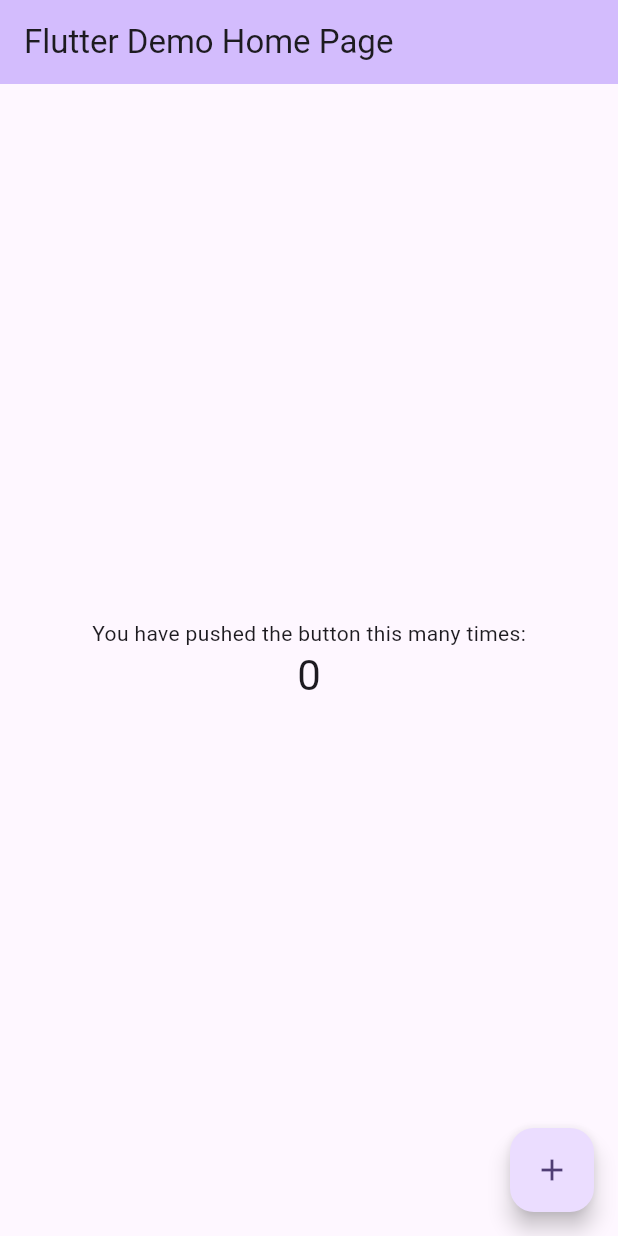
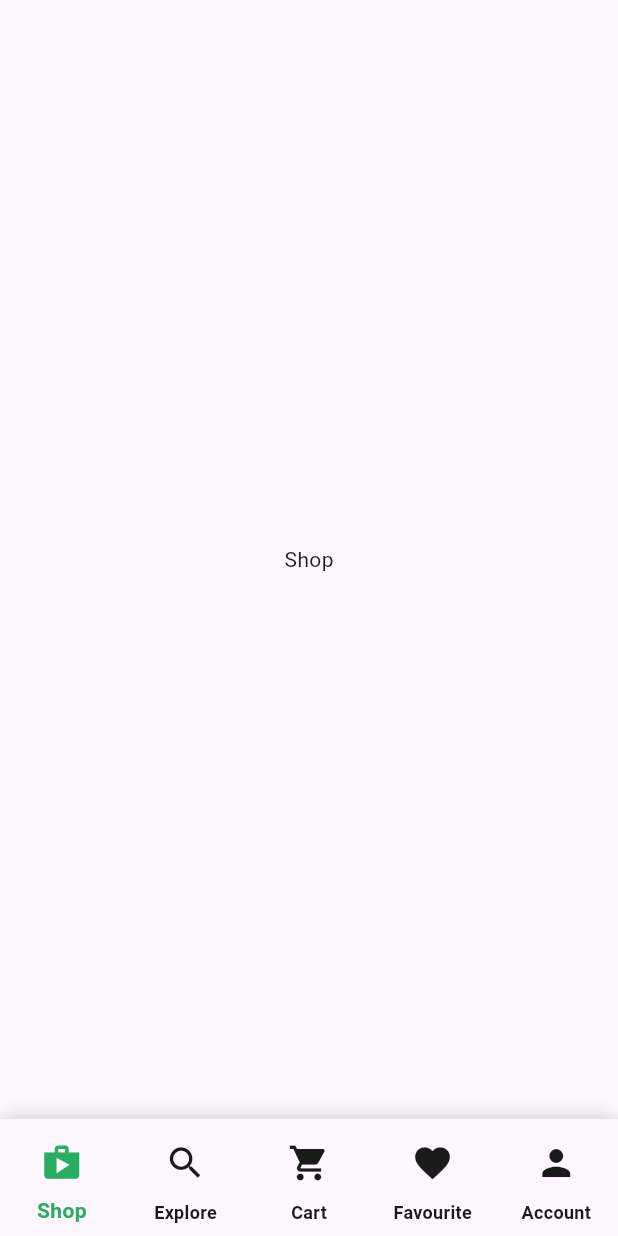
Before and after one commit to cliveeee/grocery_shopping_app, a Flutter app: the screen it shows after launch, on a phone screen of 412 x 824 dp. Run offline on Flutter 3.47's test engine with Material 3 defaults, Android fonts, the phone set to English and light mode, and no system bars; our stand-ins replace get.

Commit message:
feat: navigation bar

```diff
--- /dev/null
+++ b/lib/controllers/navbar_controller.dart
@@ -0,0 +1,9 @@
+import 'package:get/get.dart';
+
+class NavbarController extends GetxController {
+  var tabIndex = 0;
+  void changeTabIndex(int index) {
+    tabIndex = index;
+    update();
+  }
+}
--- a/lib/main.dart
+++ b/lib/main.dart
@@ -1,4 +1,6 @@
 import 'package:flutter/material.dart';
+import 'package:get/get.dart';
+import 'package:grocery_shopping_app/routes/routes.dart';
 
 void main() {
   runApp(const MyApp());
@@ -7,119 +9,12 @@ void main() {
 class MyApp extends StatelessWidget {
   const MyApp({super.key});
 
-  // This widget is the root of your application.
   @override
   Widget build(BuildContext context) {
-    return MaterialApp(
-      title: 'Flutter Demo',
-      theme: ThemeData(
-        // This is the theme of your application.
-        //
-        // TRY THIS: Try running your application with "flutter run". You'll see
-        // the application has a purple toolbar. Then, without quitting the app,
-        // try changing the seedColor in the colorScheme below to Colors.green
-        // and then invoke "hot reload" (save your changes or press the "hot
-        // reload" button in a Flutter-supported IDE, or press "r" if you used
-        // the command line to start the app).
-        //
-        // Notice that the counter didn't reset back to zero; the application
-        // state is not lost during the reload. To reset the state, use hot
-        // restart instead.
-        //
-        // This works for code too, not just values: Most code changes can be
-        // tested with just a hot reload.
-        colorScheme: ColorScheme.fromSeed(seedColor: Colors.deepPurple),
-        useMaterial3: true,
-      ),
-      home: const MyHomePage(title: 'Flutter Demo Home Page'),
+    return GetMaterialApp(
+      debugShowCheckedModeBanner: false,
+      initialRoute: AppPages.getnavbar(),
+      getPages: AppPages.routes,
     );
   }
 }
-
-class MyHomePage extends StatefulWidget {
-  const MyHomePage({super.key, required this.title});
-
-  // This widget is the home page of your application. It is stateful, meaning
-  // that it has a State object (defined below) that contains fields that affect
-  // how it looks.
-
-  // This class is the configuration for the state. It holds the values (in this
-  // case the title) provided by the parent (in this case the App widget) and
-  // used by the build method of the State. Fields in a Widget subclass are
-  // always marked "final".
-
-  final String title;
-
-  @override
-  State<MyHomePage> createState() => _MyHomePageState();
-}
-
-class _MyHomePageState extends State<MyHomePage> {
-  int _counter = 0;
-
-  void _incrementCounter() {
-    setState(() {
-      // This call to setState tells the Flutter framework that something has
-      // changed in this State, which causes it to rerun the build method below
-      // so that the display can reflect the updated values. If we changed
-      // _counter without calling setState(), then the build method would not be
-      // called again, and so nothing would appear to happen.
-      _counter++;
-    });
-  }
-
-  @override
-  Widget build(BuildContext context) {
-    // This method is rerun every time setState is called, for instance as done
-    // by the _incrementCounter method above.
-    //
-    // The Flutter framework has been optimized to make rerunning build methods
-    // fast, so that you can just rebuild anything that needs updating rather
-    // than having to individually change instances of widgets.
-    return Scaffold(
-      appBar: AppBar(
-        // TRY THIS: Try changing the color here to a specific color (to
-        // Colors.amber, perhaps?) and trigger a hot reload to see the AppBar
-        // change color while the other colors stay the same.
-        backgroundColor: Theme.of(context).colorScheme.inversePrimary,
-        // Here we take the value from the MyHomePage object that was created by
-        // the App.build method, and use it to set our appbar title.
-        title: Text(widget.title),
-      ),
-      body: Center(
-        // Center is a layout widget. It takes a single child and positions it
-        // in the middle of the parent.
-        child: Column(
-          // Column is also a layout widget. It takes a list of children and
-          // arranges them vertically. By default, it sizes itself to fit its
-          // children horizontally, and tries to be as tall as its parent.
-          //
-          // Column has various properties to control how it sizes itself and
-          // how it positions its children. Here we use mainAxisAlignment to
-          // center the children vertically; the main axis here is the vertical
-          // axis because Columns are vertical (the cross axis would be
-          // horizontal).
-          //
-          // TRY THIS: Invoke "debug painting" (choose the "Toggle Debug Paint"
-          // action in the IDE, or press "p" in the console), to see the
-          // wireframe for each widget.
-          mainAxisAlignment: MainAxisAlignment.center,
-          children: <Widget>[
-            const Text(
-              'You have pushed the button this many times:',
-            ),
-            Text(
-              '$_counter',
-              style: Theme.of(context).textTheme.headlineMedium,
-            ),
-          ],
-        ),
-      ),
-      floatingActionButton: FloatingActionButton(
-        onPressed: _incrementCounter,
-        tooltip: 'Increment',
-        child: const Icon(Icons.add),
-      ), // This trailing comma makes auto-formatting nicer for build methods.
-    );
-  }
-}
--- a/lib/models/cart_model.dart
+++ b/lib/models/cart_model.dart
@@ -1,7 +1,7 @@
-import 'package:flutter/material.dart';
+import 'package:get/get_state_manager/get_state_manager.dart';
 import 'package:grocery_shopping_app/models/grocery_model.dart';
 
-class CartModel extends ChangeNotifier {
+class CartModel extends GetxController {
   final GroceryModel grocery;
   int quantity;
 
--- /dev/null
+++ b/lib/routes/routes.dart
@@ -0,0 +1,32 @@
+import 'package:get/get.dart';
+import 'package:grocery_shopping_app/views/navbar/navbar.dart';
+import 'package:grocery_shopping_app/views/pages/shop.dart';
+import 'package:grocery_shopping_app/views/pages/explore.dart';
+import 'package:grocery_shopping_app/views/pages/cart.dart';
+import 'package:grocery_shopping_app/views/pages/favourite.dart';
+import 'package:grocery_shopping_app/views/pages/account.dart';
+
+class AppPages {
+  static List<GetPage> routes = [
+    GetPage(name: navbar, page: () => const NavBar()),
+    GetPage(name: shop, page: () => const Shop()),
+    GetPage(name: explore, page: () => const Explore()),
+    GetPage(name: cart, page: () => const Cart()),
+    GetPage(name: favourite, page: () => const Favourite()),
+    GetPage(name: settings, page: () => const Settings()),
+  ];
+
+  static getnavbar() => navbar;
+  static getshop() => shop;
+  static getexplore() => explore;
+  static getcart() => cart;
+  static getfavourite() => favourite;
+  static getsetting() => settings;
+
+  static String navbar = '/';
+  static String shop = '/shop';
+  static String explore = '/explore';
+  static String cart = '/cart';
+  static String favourite = '/favourite';
+  static String settings = '/settings';
+}
--- /dev/null
+++ b/lib/views/navbar/navbar.dart
@@ -0,0 +1,95 @@
+import 'package:flutter/material.dart';
+import 'package:get/get.dart';
+import 'package:grocery_shopping_app/constants/colors.dart';
+import 'package:grocery_shopping_app/controllers/navbar_controller.dart';
+import 'package:grocery_shopping_app/views/pages/shop.dart';
+import 'package:grocery_shopping_app/views/pages/explore.dart';
+import 'package:grocery_shopping_app/views/pages/cart.dart';
+import 'package:grocery_shopping_app/views/pages/favourite.dart';
+import 'package:grocery_shopping_app/views/pages/account.dart';
+
+class NavBar extends StatefulWidget {
+  const NavBar({super.key});
+
+  @override
+  State<NavBar> createState() => _NavBarState();
+}
+
+class _NavBarState extends State<NavBar> {
+  final controller = Get.put(NavbarController());
+
+  @override
+  Widget build(BuildContext context) {
+    return GetBuilder<NavbarController>(builder: (context) {
+      return Scaffold(
+        body: IndexedStack(
+          index: controller.tabIndex,
+          children: const [Shop(), Explore(), Cart(), Favourite(), Settings()],
+        ),
+        bottomNavigationBar: Container(
+          decoration: BoxDecoration(
+            color: Colors.grey,
+            borderRadius: const BorderRadius.only(
+              topLeft: Radius.circular(12),
+              topRight: Radius.circular(12),
+            ),
+            boxShadow: [
+              BoxShadow(
+                color: Colors.black.withOpacity(0.1),
+                blurRadius: 10,
+                offset: const Offset(0, -4),
+              ),
+            ],
+          ),
+          child: BottomNavigationBar(
+            selectedItemColor: AppColors.buttonAdd,
+            unselectedItemColor: AppColors.textPrimary,
+            showUnselectedLabels: true,
+            currentIndex: controller.tabIndex,
+            onTap: controller.changeTabIndex,
+            type: BottomNavigationBarType.fixed,
+            items: const [
+              BottomNavigationBarItem(
+                icon: Padding(
+                  padding: EdgeInsets.all(8.0),
+                  child: Icon(Icons.shop, size: 28),
+                ),
+                label: 'Shop',
+              ),
+              BottomNavigationBarItem(
+                icon: Padding(
+                  padding: EdgeInsets.all(8.0),
+                  child: Icon(Icons.search, size: 28),
+                ),
+                label: 'Explore',
+              ),
+              BottomNavigationBarItem(
+                icon: Padding(
+                  padding: EdgeInsets.all(8.0),
+                  child: Icon(Icons.shopping_cart, size: 28),
+                ),
+                label: 'Cart',
+              ),
+              BottomNavigationBarItem(
+                icon: Padding(
+                  padding: EdgeInsets.all(8.0),
+                  child: Icon(Icons.favorite, size: 28),
+                ),
+                label: 'Favourite',
+              ),
+              BottomNavigationBarItem(
+                icon: Padding(
+                  padding: EdgeInsets.all(8.0),
+                  child: Icon(Icons.person, size: 28),
+                ),
+                label: 'Account',
+              ),
+            ],
+            selectedLabelStyle: const TextStyle(fontWeight: FontWeight.bold),
+            unselectedLabelStyle: const TextStyle(fontWeight: FontWeight.bold),
+          ),
+        ),
+      );
+    });
+  }
+}
--- /dev/null
+++ b/lib/views/pages/account.dart
@@ -0,0 +1,19 @@
+import 'package:flutter/material.dart';
+
+class Settings extends StatefulWidget {
+  const Settings({super.key});
+
+  @override
+  State<Settings> createState() => _SettingdState();
+}
+
+class _SettingdState extends State<Settings> {
+  @override
+  Widget build(BuildContext context) {
+    return const Scaffold(
+      body: Center(
+        child: Text("Settings"),
+      ),
+    );
+  }
+}
--- /dev/null
+++ b/lib/views/pages/cart.dart
@@ -0,0 +1,19 @@
+import 'package:flutter/material.dart';
+
+class Cart extends StatefulWidget {
+  const Cart({super.key});
+
+  @override
+  State<Cart> createState() => _CartState();
+}
+
+class _CartState extends State<Cart> {
+  @override
+  Widget build(BuildContext context) {
+    return const Scaffold(
+      body: Center(
+        child: Text("Cart"),
+      ),
+    );
+  }
+}
--- /dev/null
+++ b/lib/views/pages/explore.dart
@@ -0,0 +1,19 @@
+import 'package:flutter/material.dart';
+
+class Explore extends StatefulWidget {
+  const Explore({super.key});
+
+  @override
+  State<Explore> createState() => _ExploreState();
+}
+
+class _ExploreState extends State<Explore> {
+  @override
+  Widget build(BuildContext context) {
+    return const Scaffold(
+      body: Center(
+        child: Text("Explore"),
+      ),
+    );
+  }
+}
--- /dev/null
+++ b/lib/views/pages/favourite.dart
@@ -0,0 +1,19 @@
+import 'package:flutter/material.dart';
+
+class Favourite extends StatefulWidget {
+  const Favourite({super.key});
+
+  @override
+  State<Favourite> createState() => _FavouriteState();
+}
+
+class _FavouriteState extends State<Favourite> {
+  @override
+  Widget build(BuildContext context) {
+    return const Scaffold(
+      body: Center(
+        child: Text("Favourite"),
+      ),
+    );
+  }
+}
--- /dev/null
+++ b/lib/views/pages/shop.dart
@@ -0,0 +1,19 @@
+import 'package:flutter/material.dart';
+
+class Shop extends StatefulWidget {
+  const Shop({super.key});
+
+  @override
+  State<Shop> createState() => _ShopState();
+}
+
+class _ShopState extends State<Shop> {
+  @override
+  Widget build(BuildContext context) {
+    return const Scaffold(
+      body: Center(
+        child: Text("Shop"),
+      ),
+    );
+  }
+}
--- a/pubspec.yaml
+++ b/pubspec.yaml
@@ -35,6 +35,7 @@ dependencies:
   # The following adds the Cupertino Icons font to your application.
   # Use with the CupertinoIcons class for iOS style icons.
   cupertino_icons: ^1.0.8
+  get: ^4.6.6
 
 dev_dependencies:
   flutter_test:
```
Also changed, not shown: pubspec.lock, 1 other file.
